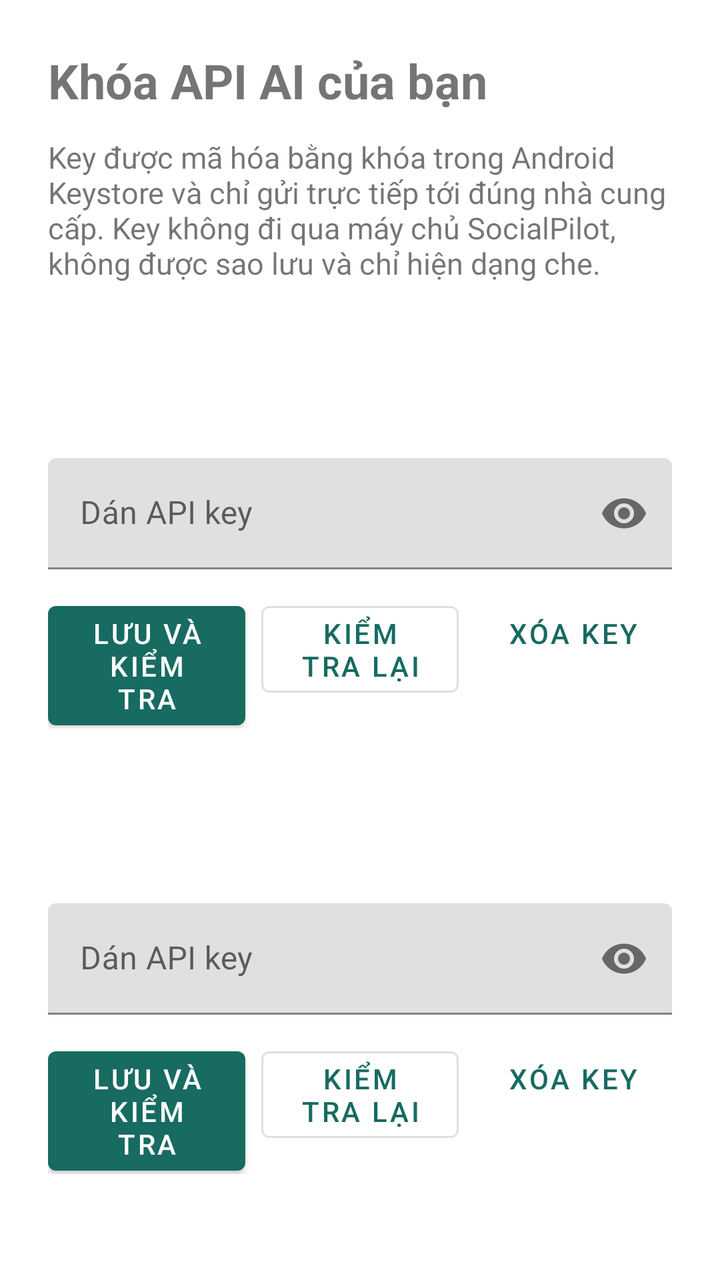
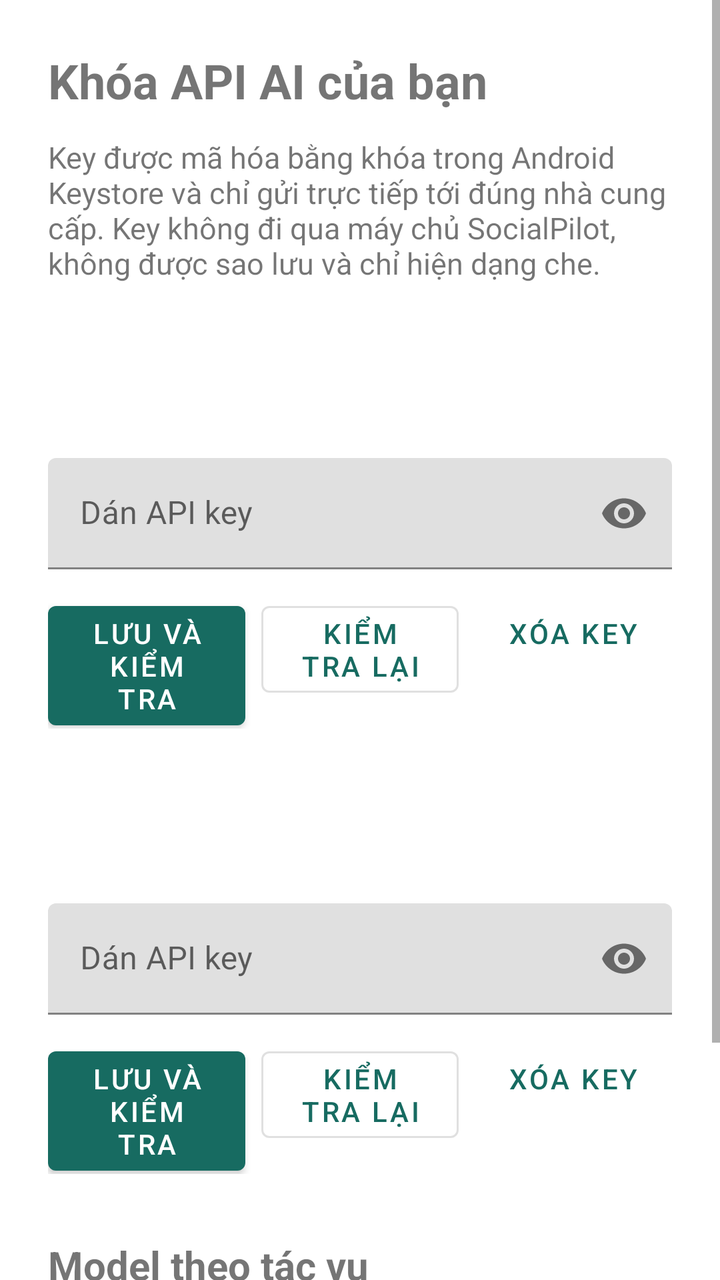

An Android layout rendered at two revisions. The XML below is the earlier revision; the diff shows what the commit changed to produce the second picture.
<!-- AndroidManifest.xml: application theme Theme.SocialPilot -->
<!-- res/layout/activity_ai_keys.xml -->
<ScrollView xmlns:android="http://schemas.android.com/apk/res/android"
    android:id="@+id/root" android:layout_width="match_parent" android:layout_height="match_parent"
    android:fillViewport="true">
  <LinearLayout android:layout_width="match_parent" android:layout_height="wrap_content"
      android:orientation="vertical" android:padding="24dp">
    <TextView android:layout_width="match_parent" android:layout_height="wrap_content"
        android:text="@string/ai_keys_title" android:textSize="24sp" android:textStyle="bold" />
    <TextView android:layout_width="match_parent" android:layout_height="wrap_content"
        android:layout_marginTop="12dp" android:text="@string/ai_keys_intro" android:textSize="15sp" />
    <include android:id="@+id/openAiKey" layout="@layout/item_ai_key" />
    <include android:id="@+id/geminiKey" layout="@layout/item_ai_key" />
  </LinearLayout>
</ScrollView>
<!-- res/layout/item_ai_key.xml (included above) -->
<LinearLayout xmlns:android="http://schemas.android.com/apk/res/android"
    xmlns:app="http://schemas.android.com/apk/res-auto"
    android:layout_width="match_parent" android:layout_height="wrap_content"
    android:layout_marginTop="24dp" android:orientation="vertical">
  <TextView android:id="@+id/providerTitle" android:layout_width="match_parent"
      android:layout_height="wrap_content" android:textSize="20sp" android:textStyle="bold" />
  <TextView android:id="@+id/keyStatus" android:layout_width="match_parent"
      android:layout_height="wrap_content" android:layout_marginTop="8dp"
      android:accessibilityLiveRegion="polite" android:textSize="15sp" />
  <TextView android:id="@+id/keyOutcome" android:layout_width="match_parent"
      android:layout_height="wrap_content" android:layout_marginTop="4dp"
      android:accessibilityLiveRegion="polite" android:textSize="14sp" android:visibility="gone" />
  <ProgressBar android:id="@+id/keyProgress" style="?android:attr/progressBarStyleHorizontal"
      android:layout_width="match_parent" android:layout_height="wrap_content"
      android:layout_marginTop="4dp" android:indeterminate="true" android:visibility="gone" />
  <com.google.android.material.textfield.TextInputLayout android:id="@+id/keyInputLayout"
      android:layout_width="match_parent" android:layout_height="wrap_content"
      android:layout_marginTop="8dp" android:hint="@string/ai_key_hint"
      app:endIconMode="password_toggle">
    
    <com.google.android.material.textfield.TextInputEditText android:id="@+id/keyInput"
        android:layout_width="match_parent" android:layout_height="wrap_content"
        android:importantForAutofill="no" android:inputType="textPassword|textNoSuggestions"
        android:saveEnabled="false" android:maxLines="1" />
  </com.google.android.material.textfield.TextInputLayout>
  <LinearLayout android:layout_width="match_parent" android:layout_height="wrap_content"
      android:layout_marginTop="8dp" android:orientation="horizontal">
    <com.google.android.material.button.MaterialButton android:id="@+id/saveKeyButton"
        android:layout_width="0dp" android:layout_height="wrap_content" android:layout_weight="1"
        android:text="@string/ai_key_save" />
    <com.google.android.material.button.MaterialButton android:id="@+id/checkKeyButton"
        style="@style/Widget.MaterialComponents.Button.OutlinedButton"
        android:layout_width="0dp" android:layout_height="wrap_content" android:layout_weight="1"
        android:layout_marginStart="8dp" android:text="@string/ai_key_check" />
    <com.google.android.material.button.MaterialButton android:id="@+id/deleteKeyButton"
        style="@style/Widget.MaterialComponents.Button.TextButton"
        android:layout_width="0dp" android:layout_height="wrap_content" android:layout_weight="1"
        android:layout_marginStart="8dp" android:text="@string/ai_key_delete" />
  </LinearLayout>
</LinearLayout>
<!-- resources referenced by this layout -->
<resources>
  <string name="ai_key_check">Kiểm tra lại</string>
  <string name="ai_key_delete">Xóa key</string>
  <string name="ai_key_hint">Dán API key</string>
  <string name="ai_key_save">Lưu và kiểm tra</string>
  <string name="ai_keys_intro">Key được mã hóa bằng khóa trong Android Keystore và chỉ gửi trực tiếp tới đúng nhà cung cấp. Key không đi qua máy chủ SocialPilot, không được sao lưu và chỉ hiện dạng che.</string>
  <string name="ai_keys_title">Khóa API AI của bạn</string>
  <style name="Theme.SocialPilot" parent="Theme.MaterialComponents.DayNight.NoActionBar">
    <item name="colorPrimary">#176B61</item><item name="colorPrimaryVariant">#104D46</item>
    <item name="colorSecondary">#176B61</item>
  </style>
</resources>

<!-- the commit's change to res/layout/activity_ai_keys.xml (unified diff, before → after) -->
@@ -9,6 +9,16 @@
         android:layout_marginTop="12dp" android:text="@string/ai_keys_intro" android:textSize="15sp" />
     <include android:id="@+id/openAiKey" layout="@layout/item_ai_key" />
     <include android:id="@+id/geminiKey" layout="@layout/item_ai_key" />
+    <TextView android:layout_width="match_parent" android:layout_height="wrap_content"
+        android:layout_marginTop="32dp" android:text="@string/ai_models_title" android:textSize="20sp" android:textStyle="bold" />
+    <TextView android:id="@+id/dispatchStatus" android:layout_width="match_parent"
+        android:layout_height="wrap_content" android:layout_marginTop="8dp" android:textSize="15sp" />
+    <LinearLayout android:id="@+id/taskModels" android:layout_width="match_parent"
+        android:layout_height="wrap_content" android:orientation="vertical" />
+    <TextView android:layout_width="match_parent" android:layout_height="wrap_content"
+        android:layout_marginTop="32dp" android:text="@string/ai_usage_title" android:textSize="20sp" android:textStyle="bold" />
+    <TextView android:id="@+id/usageSummary" android:layout_width="match_parent"
+        android:layout_height="wrap_content" android:layout_marginTop="8dp" android:textSize="15sp" />
   </LinearLayout>
 </ScrollView>
 <!-- res/layout/item_ai_key.xml (included above) -->
<!-- resource entries referenced after the edit -->
@@ -6,6 +6,8 @@
   <string name="ai_key_save">Lưu và kiểm tra</string>
   <string name="ai_keys_intro">Key được mã hóa bằng khóa trong Android Keystore và chỉ gửi trực tiếp tới đúng nhà cung cấp. Key không đi qua máy chủ SocialPilot, không được sao lưu và chỉ hiện dạng che.</string>
   <string name="ai_keys_title">Khóa API AI của bạn</string>
+  <string name="ai_models_title">Model theo tác vụ</string>
+  <string name="ai_usage_title">Chi phí ước tính</string>
   <style name="Theme.SocialPilot" parent="Theme.MaterialComponents.DayNight.NoActionBar">
     <item name="colorPrimary">#176B61</item><item name="colorPrimaryVariant">#104D46</item>
     <item name="colorSecondary">#176B61</item>
